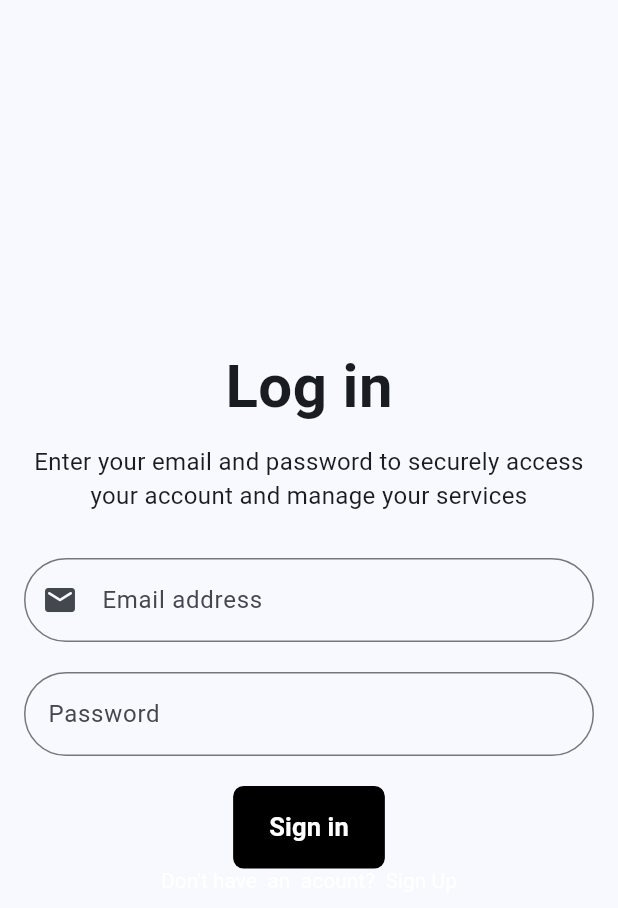
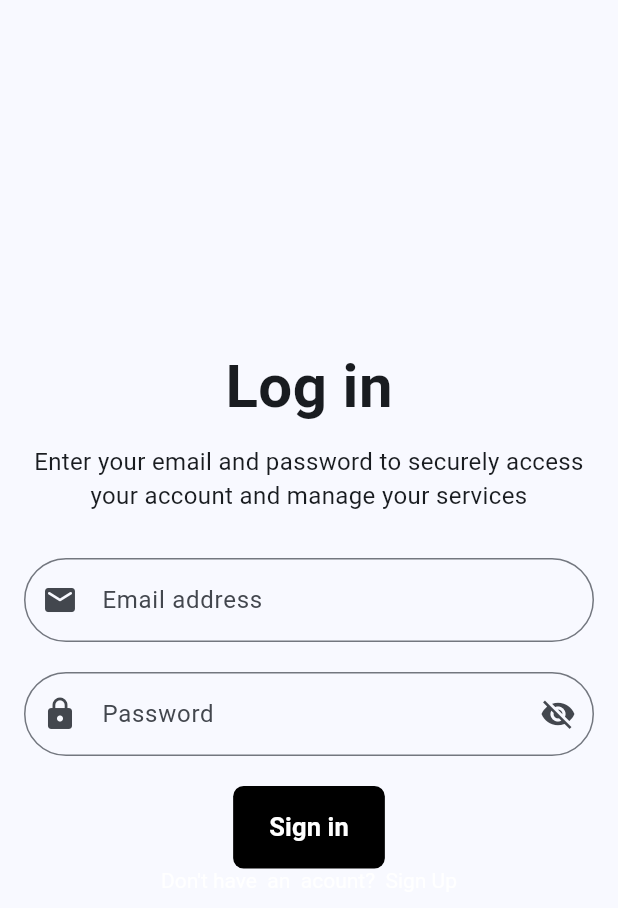
Before and after one commit to joshitha1808/planit, a Flutter app: the screen it shows after launch, on a phone screen of 412 x 824 dp. Shown: the top 908 px of the screen. Run offline on Flutter 3.47's test engine with Material 3 defaults, Android fonts, the light colour scheme and no system bars; our stand-ins replace flutter_dotenv, flutter_riverpod, fpdart, riverpod_annotation, supabase_flutter; accounts and stored records are empty; generated files the repository leaves out were written again.

Commit message:
feat: add lock and visibility icon for password filed

```diff
--- a/lib/views/signin_page.dart
+++ b/lib/views/signin_page.dart
@@ -89,6 +89,19 @@ class _SigninPageState extends ConsumerState<SigninPage> {
                   obscureText: true,
                   decoration: InputDecoration(
                     labelText: "Password",
+                    prefixIcon: Icon(Icons.lock),
+                    suffixIcon: IconButton(
+                      onPressed: () {
+                        setState(() {
+                          _isPasswordHidden = !_isPasswordHidden;
+                        });
+                      },
+                      icon: Icon(
+                        _isPasswordHidden
+                            ? Icons.visibility_off
+                            : Icons.visibility,
+                      ),
+                    ),
                     border: OutlineInputBorder(
                       borderRadius: BorderRadius.all(Radius.circular(30)),
                     ),
```
